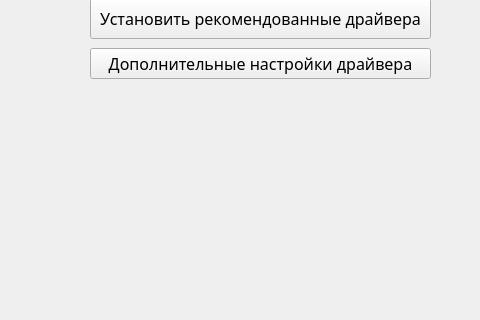
Ilase/xUtiles, file ui/mainwindow.ui: the form before one commit; both pictures show x 530 to 1010 and y 262 to 582 of the 1280 by 720 pixel window.
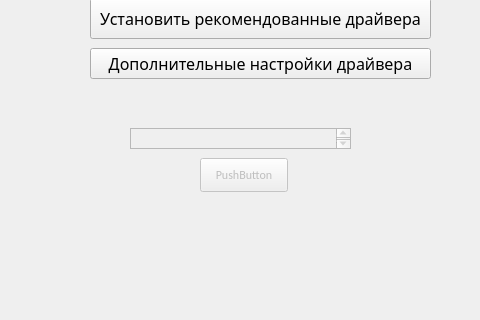
The form after the commit. The open tabs and pages were chosen to show the change. Icons and pictures are not drawn.

Commit message: Debug functionality for driver search

```diff
--- a/ui/mainwindow.ui
+++ b/ui/mainwindow.ui
@@ -694,6 +694,35 @@
       <string>Дополнительные настройки драйвера</string>
      </property>
     </widget>
+    <widget class="QTextEdit" name="debugCardName">
+     <property name="enabled">
+      <bool>false</bool>
+     </property>
+     <property name="geometry">
+      <rect>
+       <x>300</x>
+       <y>380</y>
+       <width>221</width>
+       <height>21</height>
+      </rect>
+     </property>
+    </widget>
+    <widget class="QPushButton" name="debugCardSearch">
+     <property name="enabled">
+      <bool>false</bool>
+     </property>
+     <property name="geometry">
+      <rect>
+       <x>370</x>
+       <y>410</y>
+       <width>88</width>
+       <height>34</height>
+      </rect>
+     </property>
+     <property name="text">
+      <string>PushButton</string>
+     </property>
+    </widget>
    </widget>
    <widget class="QWidget" name="pageResolution">
     <widget class="QLabel" name="ResoluionLabel">
```
Left out of the diff: 8 changed lines with no effect on the pictures. The commit also changes 3 other files.
